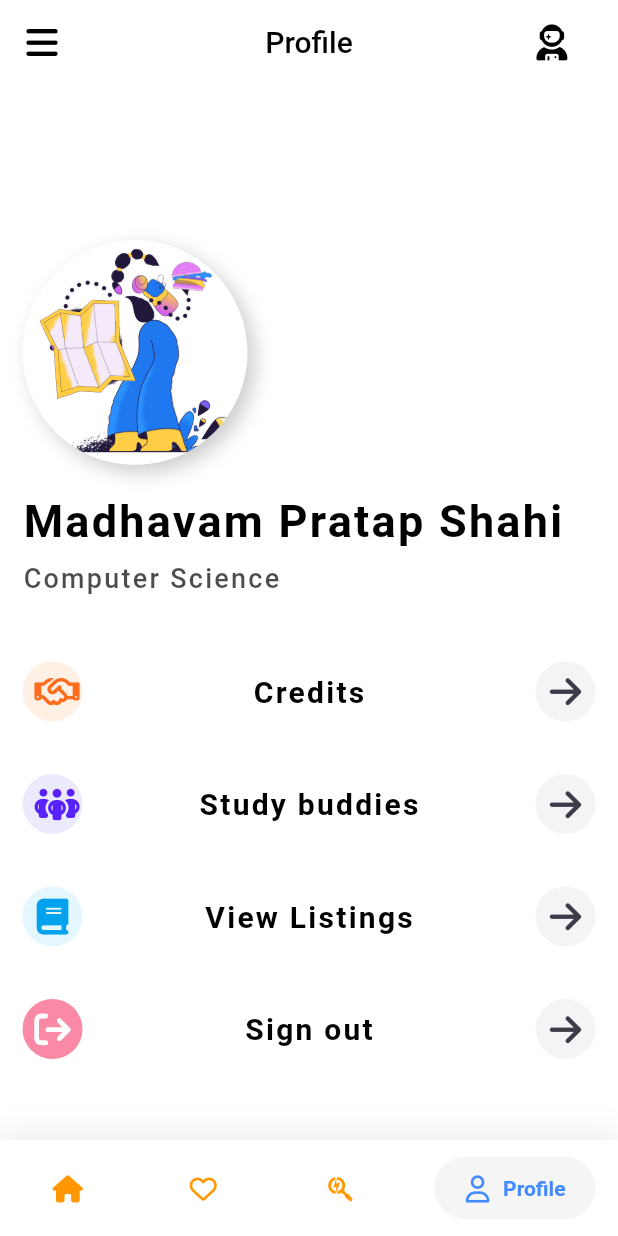
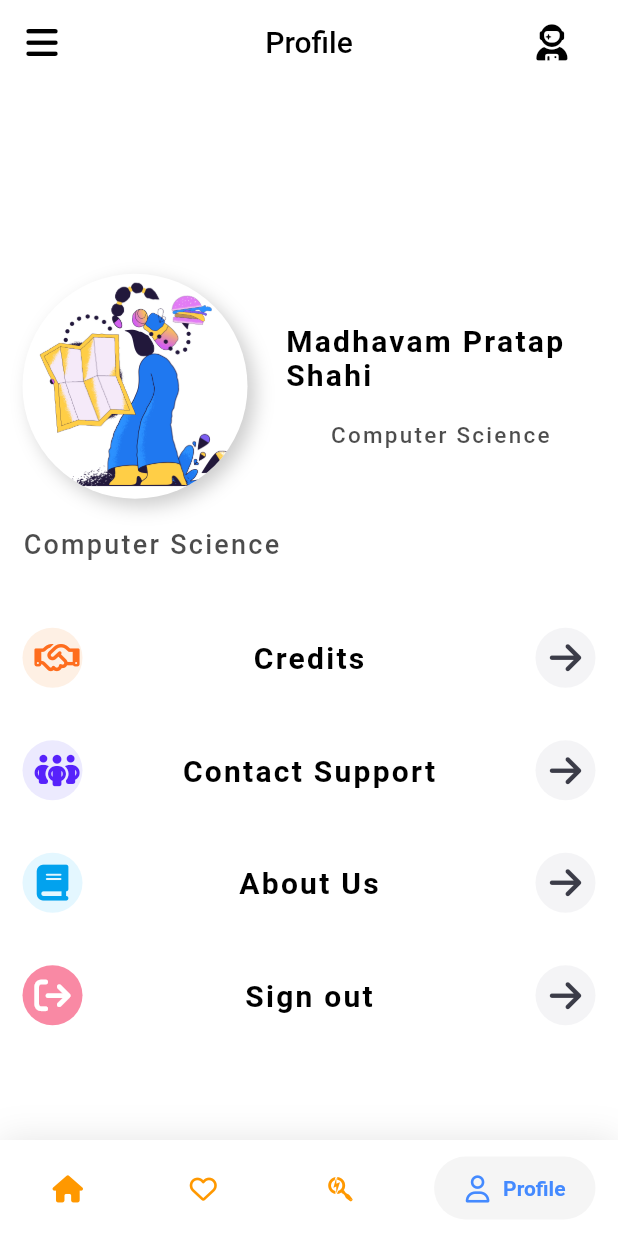
Before and after one commit to madhavamshahi/Edbuddy, a Flutter app: the screen it shows after launch, item 4 of the bottom bar chosen, on a phone screen of 412 x 824 dp. Run offline on Flutter 3.47's test engine with Material 2 defaults, Android fonts, the light colour scheme and no system bars; drawn by our look-alikes of google_nav_bar; our stand-ins replace cloud_firestore, dropdown_search, firebase_auth, firebase_storage, fluttertoast, font_awesome_flutter and 4 more; missing offline and left inert: filter_list, shrink_sidemenu; accounts and stored records are empty; Roboto replaces fonts that are missing (QuickSand); statements that could not run were skipped.

Commit message:
completed the user profile page

```diff
--- a/edbuddy/lib/views/widgets/majorBox.dart
+++ b/edbuddy/lib/views/widgets/majorBox.dart
@@ -35,9 +35,9 @@ class MajorBox extends StatelessWidget {
                     height: 60,
                   ),
                   Container(
-                    margin: EdgeInsets.all(15),
+                    margin: EdgeInsets.all(20),
                     child: Text(
-                      "Madhavam Pratap Shahi",
+                      "Madhavam Shahi",
                       style: TextStyle(
                         color: Colors.black,
                         fontSize: 15,
--- a/edbuddy/lib/views/widgets/userprofile.dart
+++ b/edbuddy/lib/views/widgets/userprofile.dart
@@ -58,23 +58,44 @@ class _UserProfileViewState extends State<UserProfileView> {
                         ],
                       ),
                     ),
-                  ],
-                ),
-              ),
-              SizedBox(height: 20),
+                    SizedBox(width: 25),
+                    Flexible(
+                      child: Column(
+                        children: [
                           Text(
                             "Madhavam Pratap Shahi",
-                maxLines: 2,
+                            maxLines: 3,
                             overflow: TextOverflow.ellipsis,
                             style: TextStyle(
                               letterSpacing: 1.5,
                               color: Colors.black,
                               fontWeight: FontWeight.bold,
                               fontFamily: "QuickSand",
-                  fontSize: 30.0,
+                              fontSize: 20.0,
                             ),
                           ),
-              SizedBox(height: 10),
+                          SizedBox(
+                            height: 20,
+                          ),
+                          Text(
+                            "Computer Science",
+                            maxLines: 5,
+                            overflow: TextOverflow.ellipsis,
+                            style: TextStyle(
+                              letterSpacing: 1.5,
+                              color: Colors.black.withOpacity(0.7),
+                              fontWeight: FontWeight.w500,
+                              fontFamily: "QuickSand",
+                              fontSize: 15.0,
+                            ),
+                          ),
+                        ],
+                      ),
+                    ),
+                  ],
+                ),
+              ),
+              SizedBox(height: 20),
               Text(
                 "Computer Science",
                 maxLines: 5,
@@ -99,14 +120,14 @@ class _UserProfileViewState extends State<UserProfileView> {
                 // TODO for profile edit https://dribbble.com/shots/15054650-BoltCard-Settings-Profile
                 onTap: () {},
                 iconColor2: Color(0xFFECEAFE),
-                text: "Study buddies",
+                text: "Contact Support",
                 iconData: FontAwesomeIcons.peopleGroup,
                 iconColor: Color(0xFF5722FB),
               ),
               OptionRow(
                 onTap: () {},
                 iconColor2: Color(0xFFE4F7FF),
-                text: "View Listings",
+                text: "About Us",
                 iconData: FontAwesomeIcons.book,
                 iconColor: Color(0xFF02A2EE),
               ),
```
Lines whose indentation alone changed are shown as unchanged.
